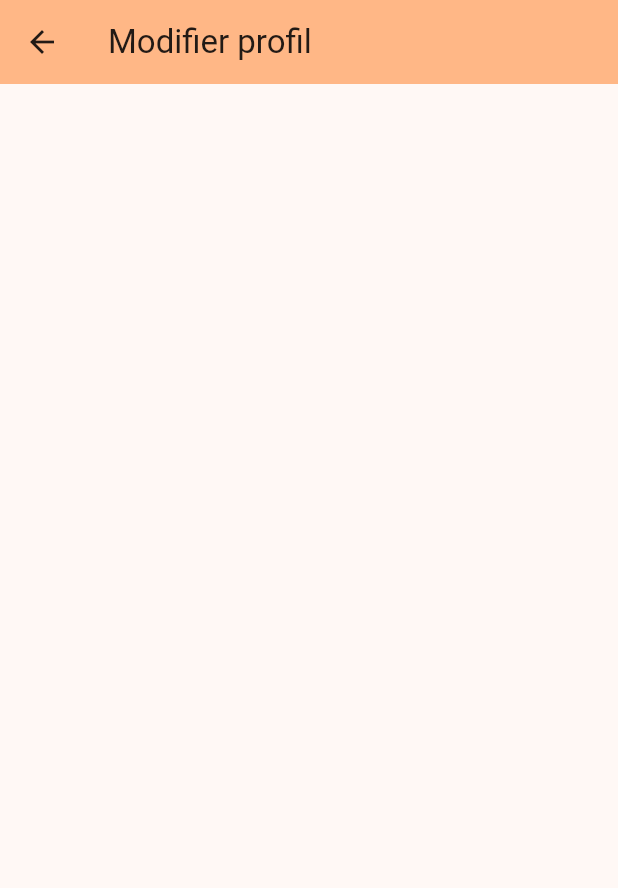
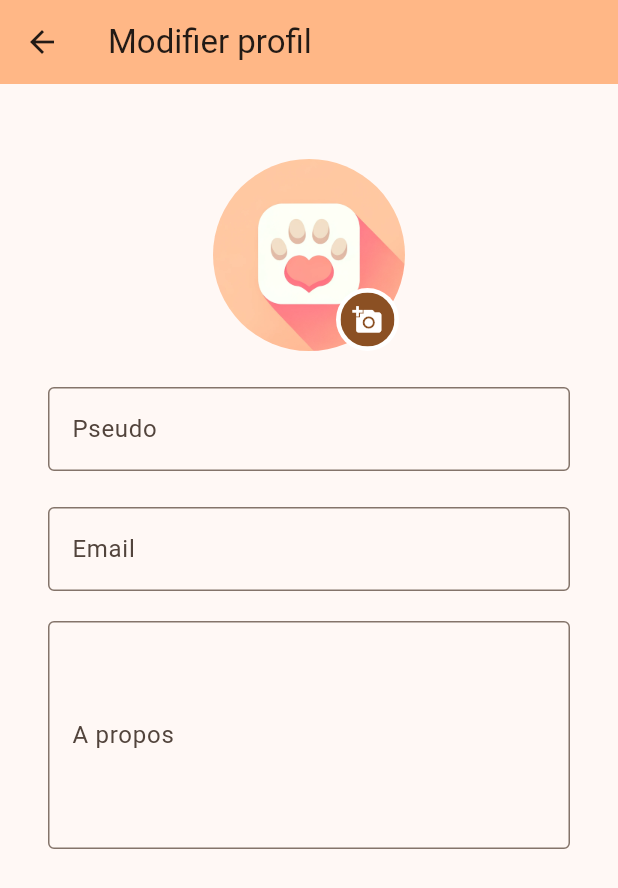
Before and after one commit to Juju-archy/furmeet_test, a Flutter app: the ProfileUpdate screen opened directly, on a phone screen of 412 x 824 dp. Shown: the top 888 px of the screen. Run offline on Flutter 3.47's test engine with Material 2 defaults, Android fonts, the phone set to English and light mode, and no system bars.

Commit message:
Ajout de la page de modification profil Il manque des éléments à incorporer dans la page

```diff
--- a/lib/class/users.dart
+++ b/lib/class/users.dart
@@ -1,11 +1,12 @@
 
-class Users{
-  late String name;
+class User{
+  late String pseudo;
   late String passeword;
   late String gender;
   late String imagePath;
   late DateTime birthday;
   late int age;
+  late String about;
 
-  Users(this.name, this.passeword, this.gender, this.imagePath, this.birthday, this.age);
+  User(this.pseudo, this.passeword, this.gender, this.imagePath, this.birthday, this.age, this.about);
 }
--- a/lib/page/profil/profil_modify.dart
+++ b/lib/page/profil/profil_modify.dart
@@ -1,7 +1,9 @@
 import 'package:flutter/material.dart';
+import 'package:furmeet_test/widgets/profile_widget.dart';
 import 'package:furmeet_test/page/home.dart';
 import 'package:furmeet_test/widgets/function.dart';
 import 'package:furmeet_test/widgets/drawer.dart';
+import 'package:furmeet_test/class/users.dart';
 
 class ProfileUpdate extends StatefulWidget {
   @override
@@ -20,13 +22,43 @@ class _ProfileUpdateState extends State<ProfileUpdate> {
           backgroundColor: Theme.of(context).colorScheme.inversePrimary,
           title: Text('Modifier profil'),
         ),
-        body: SingleChildScrollView(
-          padding: EdgeInsets.all(25.0),
-          child: Column(
-            children: [
-
-            ],
-          ),
+        body: ListView(
+          //padding: EdgeInsets.all(25.0),
+          padding: EdgeInsets.symmetric(horizontal: 32),
+          physics: BouncingScrollPhysics(),
+          children: [
+            padding(50.0),
+            ProfileWidget(
+              imagePath: 'lib/images/furmeet/logo_furmeet.png',
+              isEdit: true,
+              onClicked: () async {},
+            ),
+            padding(24.0),
+            TextFormField(
+              decoration: InputDecoration(
+                border: OutlineInputBorder(),
+                labelText: 'Pseudo',
+              ),
+              onChanged: (pseudo) {},
+            ),
+            padding(24.0),
+            TextFormField(
+              decoration: InputDecoration(
+                border: OutlineInputBorder(),
+                labelText: 'Email',
+              ),
+              onChanged: (email) {},
+            ),
+            padding(20.0),
+            TextFormField(
+              decoration: InputDecoration(
+                border: OutlineInputBorder(),
+                labelText: 'A propos',
+              ),
+              maxLines: 5,
+              onChanged: (about) {},
+            ),
+          ],
         ),
       ),
     );
--- /dev/null
+++ b/lib/widgets/profile_widget.dart
@@ -0,0 +1,79 @@
+import 'dart:io';
+
+import 'package:flutter/material.dart';
+
+class ProfileWidget extends StatelessWidget {
+  final String imagePath;
+  final bool isEdit;
+  final VoidCallback onClicked;
+
+  const ProfileWidget({
+    Key? key,
+    required this.imagePath,
+    this.isEdit = false,
+    required this.onClicked,
+  }) : super(key: key);
+
+  @override
+  Widget build(BuildContext context) {
+    final color = Theme.of(context).colorScheme.primary;
+
+    return Center(
+      child: Stack(
+        children: [
+          buildImage(),
+          Positioned(
+            bottom: 0,
+            right: 4,
+            child: buildEditIcon(color),
+          ),
+        ],
+      ),
+    );
+  }
+
+  Widget buildImage() {
+    //final image = NetworkImage(imagePath);
+    final image = AssetImage(imagePath);
+
+    return ClipOval(
+      child: Material(
+        color: Colors.transparent,
+        child: Ink.image(
+          image: image,
+          fit: BoxFit.cover,
+          width: 128,
+          height: 128,
+          child: InkWell(onTap: onClicked),
+        ),
+      ),
+    );
+  }
+
+  Widget buildEditIcon(Color color) => buildCircle(
+    color: Colors.white,
+    all: 3,
+    child: buildCircle(
+      color: color,
+      all: 8,
+      child: Icon(
+        isEdit ? Icons.add_a_photo : Icons.edit,
+        color: Colors.white,
+        size: 20,
+      ),
+    ),
+  );
+
+  Widget buildCircle({
+    required Widget child,
+    required double all,
+    required Color color,
+  }) =>
+      ClipOval(
+        child: Container(
+          padding: EdgeInsets.all(all),
+          color: color,
+          child: child,
+        ),
+      );
+}
```
